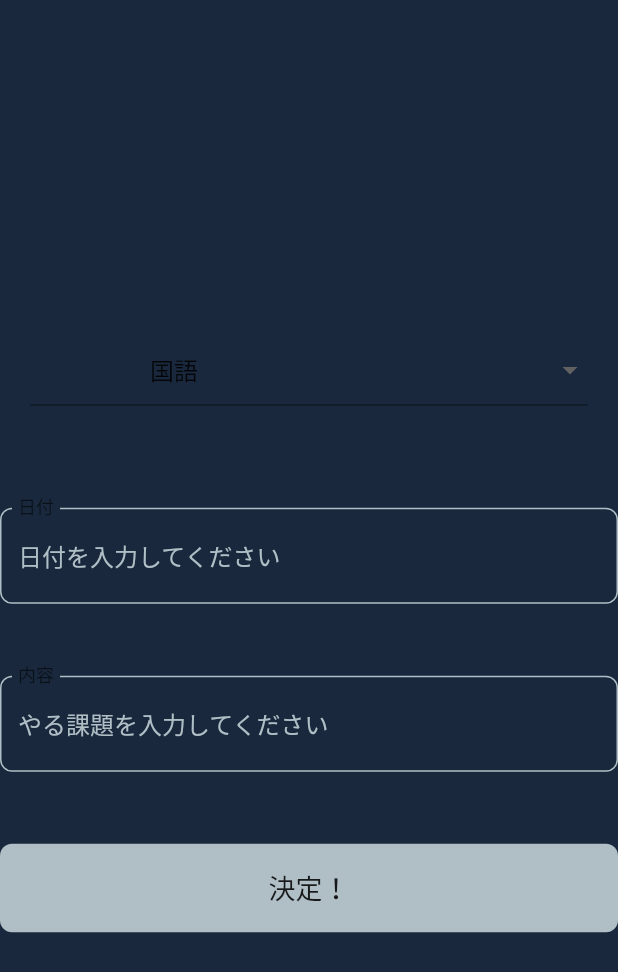
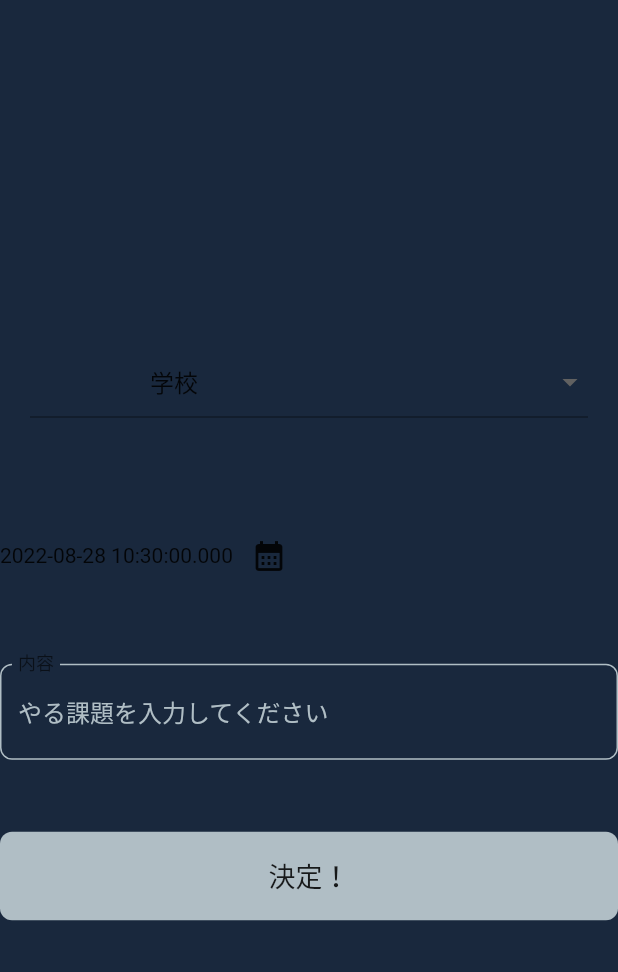
Before and after one commit to 2022cccNATSU/cccapp_code, a Flutter app: the InputPage screen opened directly, on a phone screen of 412 x 824 dp. Shown: the top 972 px of the screen. Run offline on Flutter 3.47's test engine with Material 2 defaults, Android fonts, the light colour scheme and no system bars; our stand-ins replace animated_text_kit, bubble, cloud_firestore, firebase_auth, firebase_core, lottie and 1 more; accounts and stored records are empty.

Commit message:
8/28 Commit

```diff
--- a/lib/src/Assignment/AssignmentDetail.dart
+++ b/lib/src/Assignment/AssignmentDetail.dart
@@ -1,6 +1,9 @@
+import 'package:cloud_firestore/cloud_firestore.dart';
+import 'package:firebase_auth/firebase_auth.dart';
 import 'package:flutter/material.dart';
 
 import '../../widget/Constants.dart';
+import 'Assignment.dart';
 
 class AddTask extends StatelessWidget {
   const AddTask({Key? key}) : super(key: key);
@@ -18,22 +21,21 @@ class AddTask extends StatelessWidget {
   }
 }
 
-class InputPage extends StatelessWidget{
+class InputPage extends StatelessWidget {
   const InputPage({Key? key}) : super(key: key);
 
   @override
   Widget build(BuildContext context) {
     return Scaffold(
         backgroundColor: backGroundColor,
-        body:Center(
-          child:Column(
+        body: Center(
+          child: Column(
             mainAxisAlignment: MainAxisAlignment.center,
             children: const [
               InputForm(),
             ],
           ),
-        )
-    );
+        ));
   }
 }
 
@@ -43,25 +45,25 @@ class SelectSubject extends StatefulWidget {
   @override
   State<SelectSubject> createState() => _SelectSubject();
 }
+
 //教科のリスト
-class  _SelectSubject extends State<SelectSubject> {
-  var selectedValue = "国語";
-  final lists = <String>["国語", "数学", "なんか", ];
+class _SelectSubject extends State<SelectSubject> {
+  var selectedValue = "学校";
+  final lists = <String>["学校", "資格", "趣味", "その他"];
 
   @override
   Widget build(BuildContext context) {
-
     return Container(
       width: double.infinity,
       padding: const EdgeInsets.all(20),
       child: DropdownButtonFormField<String>(
         decoration: const InputDecoration(
-          contentPadding: EdgeInsets.only(left: 80,right: 80), //パディングの設定
+          contentPadding: EdgeInsets.only(left: 80, right: 80), //パディングの設定
         ),
         value: selectedValue,
         items: lists
             .map((String list) =>
-            DropdownMenuItem(value: list, child: Text(list)))
+                DropdownMenuItem(value: list, child: Text(list)))
             .toList(),
         onChanged: (String? value) {
           setState(() {
@@ -70,26 +72,33 @@ class  _SelectSubject extends State<SelectSubject> {
         },
       ),
     );
+  }
+}
 
-  }
-
-}
 //日付、内容入力のためのタイピングボードをだす
 class _CustomTextField extends StatelessWidget {
   final String labelText;
   final String hintText;
   final bool obscureText;
+  final TextEditingController controller;
 
   const _CustomTextField({
     Key? key,
     required this.labelText,
     required this.hintText,
     required this.obscureText,
+    required this.controller,
   }) : super(key: key);
 
   @override
   Widget build(BuildContext context) {
-    return TextField(
+    return TextFormField(
+      validator: (value) {
+        if (value == null || value.isEmpty) {
+          return 'Please enter some text';
+        }
+        return null;
+      },
       decoration: InputDecoration(
         labelText: labelText,
         hintText: hintText,
@@ -114,23 +123,57 @@ class _CustomTextField extends StatelessWidget {
 }
 
 //日付、内容、決定のボタン
-class InputForm extends StatelessWidget{
+class InputForm extends StatefulWidget {
   const InputForm({Key? key}) : super(key: key);
+
+  @override
+  _InputFormState createState() => _InputFormState();
+}
+
+class _InputFormState extends State<InputForm> {
+  final firebase = FirebaseFirestore.instance;
+  final valueController = TextEditingController();
+  dynamic dateTime;
+
+  _datePicker(BuildContext context) async {
+    final DateTime? datePicked = await showDatePicker(
+        context: context,
+        initialDate: dateTime,
+        firstDate: DateTime(2022),
+        lastDate: DateTime(2040));
+    if (datePicked != null && datePicked != dateTime) {
+      setState(() {
+        dateTime = datePicked;
+      });
+    }
+  }
+
+  @override
+  void initState() {
+    super.initState();
+    dateTime = DateTime.now();
+  }
 
   @override
   Widget build(BuildContext context) {
     return Column(
-
       children: [
         const SelectSubject(),
         const SizedBox(height: 48),
-        const _CustomTextField(
-          labelText: '日付',
-          hintText: '日付を入力してください',
-          obscureText: false,
+        Row(
+          children: [
+            Text(dateTime.toString()),
+            IconButton(
+              icon: const Icon(Icons.calendar_month,),
+              onPressed: () {
+                _datePicker(context);
+              },
+            )
+          ],
         ),
         const SizedBox(height: 48),
-        const _CustomTextField(
+        _CustomTextField(
+          controller: valueController,
           labelText: '内容',
           hintText: 'やる課題を入力してください',
           obscureText: false,
@@ -147,8 +190,13 @@ class InputForm extends StatelessWidget{
                 borderRadius: BorderRadius.circular(8),
               ),
             ),
-            onPressed: () {
-
+            onPressed: () async {
+              final User? user = FirebaseAuth.instance.currentUser;
+              final uid = user?.uid;
+              await firebase.collection('assignment').doc(uid!).set(
+                  {'content': valueController.text, 'date': dateTime.toString()});
+              Navigator.of(context).push(
+                  MaterialPageRoute(builder: (context) => const Assingment()));
             },
             child: Text(
               '決定！',
@@ -159,9 +207,7 @@ class InputForm extends StatelessWidget{
             ),
           ),
         ),
-
       ],
     );
   }
-
 }
--- a/lib/src/Assignment/Calendar.dart
+++ b/lib/src/Assignment/Calendar.dart
@@ -2,7 +2,6 @@ import 'package:flutter/material.dart';
 import 'package:table_calendar/table_calendar.dart';
 import 'package:bubble/bubble.dart';
 import 'Assignment.dart';
-
 
 const Color FrameColor = Color.fromRGBO(180, 255, 255, 1.0); //妖精コメントの色
 
@@ -20,7 +19,7 @@ class _Calender extends State<Calender> {
   Widget build(BuildContext context) {
     return Scaffold(
       appBar: AppBar(
-        title: Text('Calender'),
+        title: const Text('Calender'),
         centerTitle: true,
         elevation: 2,
         leading: IconButton(
```
Also changed, not shown: lib/src/Assignment/Assignment.dart (+24 -33 lines), lib/src/Login/CreatAccount.dart (deleted, +0 -187 lines), lib/src/Login/Login.dart (+5 -27 lines), lib/widget/KnowledgePoint.dart (added, +32 -0 lines).
